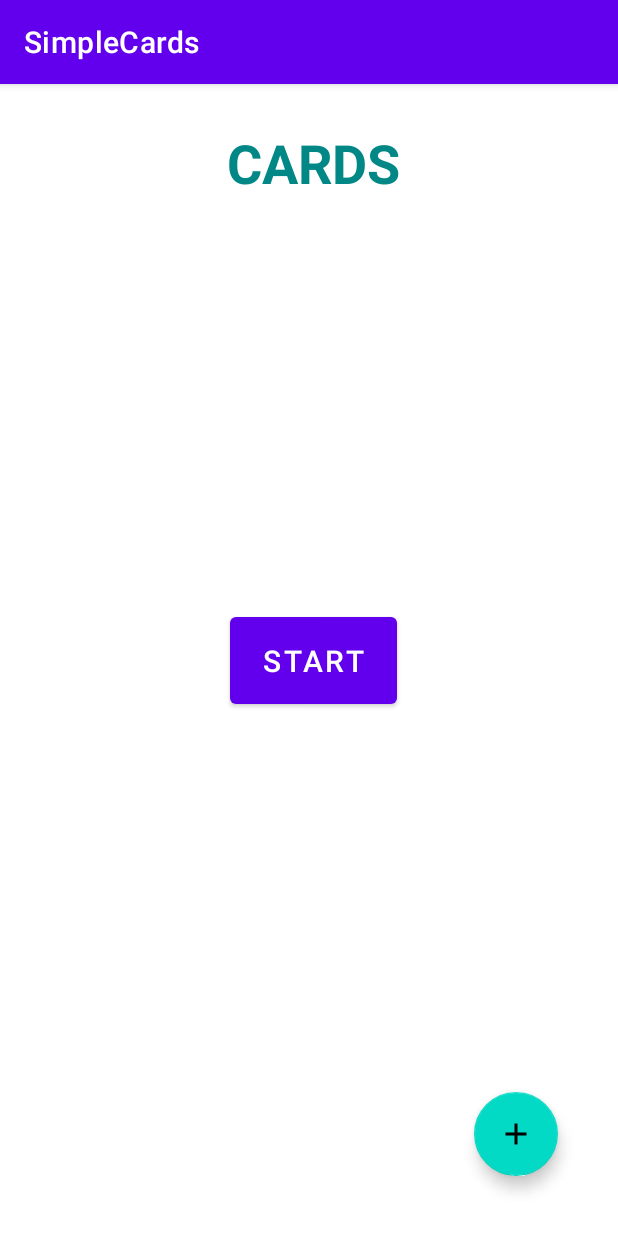
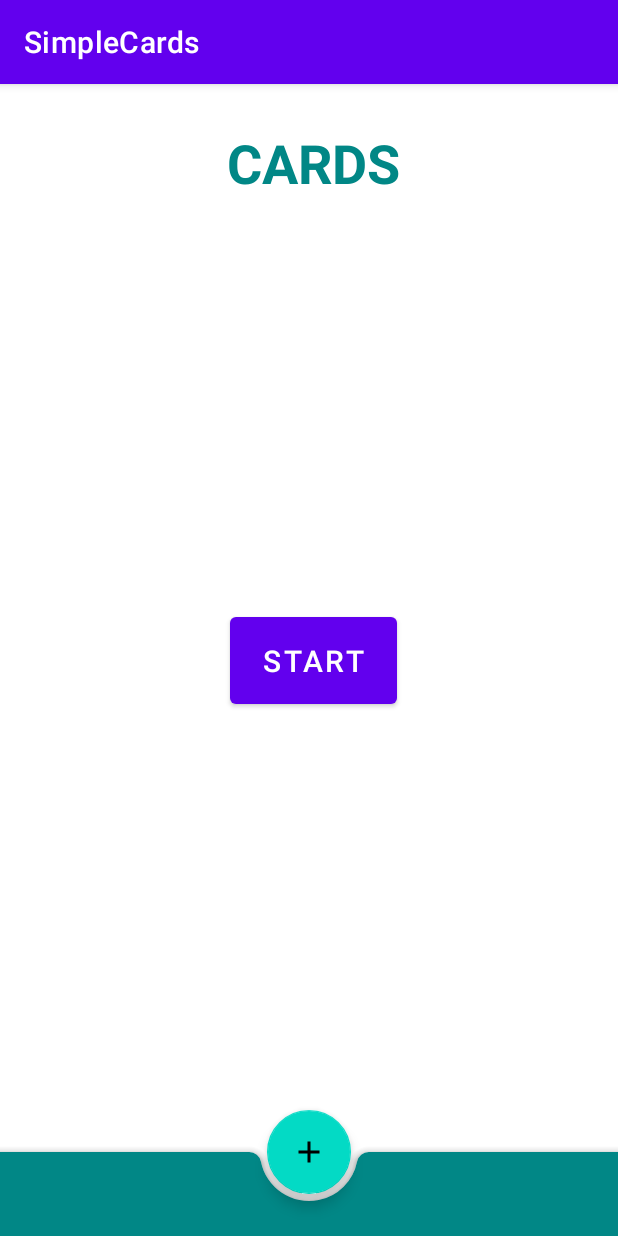
Before and after one commit to ArtemKlym/SimpleCards, an Android app: the screen it shows after launch (MainActivity), on a phone screen of 412 x 824 dp. Run offline under Robolectric (Android 15) with nearby library versions, the light colour scheme and no system bars.

Commit message:
Add BottomAppBar

```diff
--- a/app/src/main/res/layout/activity_main.xml
+++ b/app/src/main/res/layout/activity_main.xml
@@ -21,19 +21,6 @@
         app:layout_constraintStart_toStartOf="parent"
         app:layout_constraintTop_toTopOf="parent" />
 
-    <com.google.android.material.floatingactionbutton.FloatingActionButton
-        android:id="@+id/btnAdd"
-        android:layout_width="wrap_content"
-        android:layout_height="wrap_content"
-        android:layout_alignParentEnd="true"
-        android:layout_alignParentBottom="true"
-        android:layout_marginEnd="40dp"
-        android:layout_marginBottom="40dp"
-        android:clickable="true"
-        app:layout_constraintBottom_toBottomOf="parent"
-        app:layout_constraintEnd_toEndOf="parent"
-        app:srcCompat="@drawable/ic_add" />
-
     <Button
         android:id="@+id/btnStart"
         android:layout_width="111dp"
@@ -45,5 +32,34 @@
         app:layout_constraintStart_toStartOf="@+id/txtCards"
         app:layout_constraintTop_toTopOf="parent" />
 
+    <androidx.coordinatorlayout.widget.CoordinatorLayout
+        android:layout_width="match_parent"
+        android:layout_height="match_parent">
+
+        <com.google.android.material.bottomappbar.BottomAppBar
+            android:id="@+id/bottomAppBar"
+            android:layout_width="match_parent"
+            android:layout_height="wrap_content"
+            android:layout_gravity="bottom"
+            android:backgroundTint="@color/teal_700"
+            app:fabAlignmentMode="center"
+            app:layout_constraintBottom_toBottomOf="parent"
+            app:layout_constraintEnd_toEndOf="parent"
+            app:layout_constraintStart_toStartOf="parent" />
+
+            <com.google.android.material.floatingactionbutton.FloatingActionButton
+                android:id="@+id/btnAdd"
+                android:layout_width="wrap_content"
+                android:layout_height="wrap_content"
+                android:layout_alignParentEnd="true"
+                android:layout_alignParentBottom="true"
+                android:clickable="true"
+                app:layout_constraintBottom_toBottomOf="parent"
+                app:layout_constraintEnd_toEndOf="parent"
+                app:srcCompat="@drawable/ic_add"
+                app:layout_anchor="@id/bottomAppBar"/>
+
+    </androidx.coordinatorlayout.widget.CoordinatorLayout>
+
 
 </androidx.constraintlayout.widget.ConstraintLayout>
```
